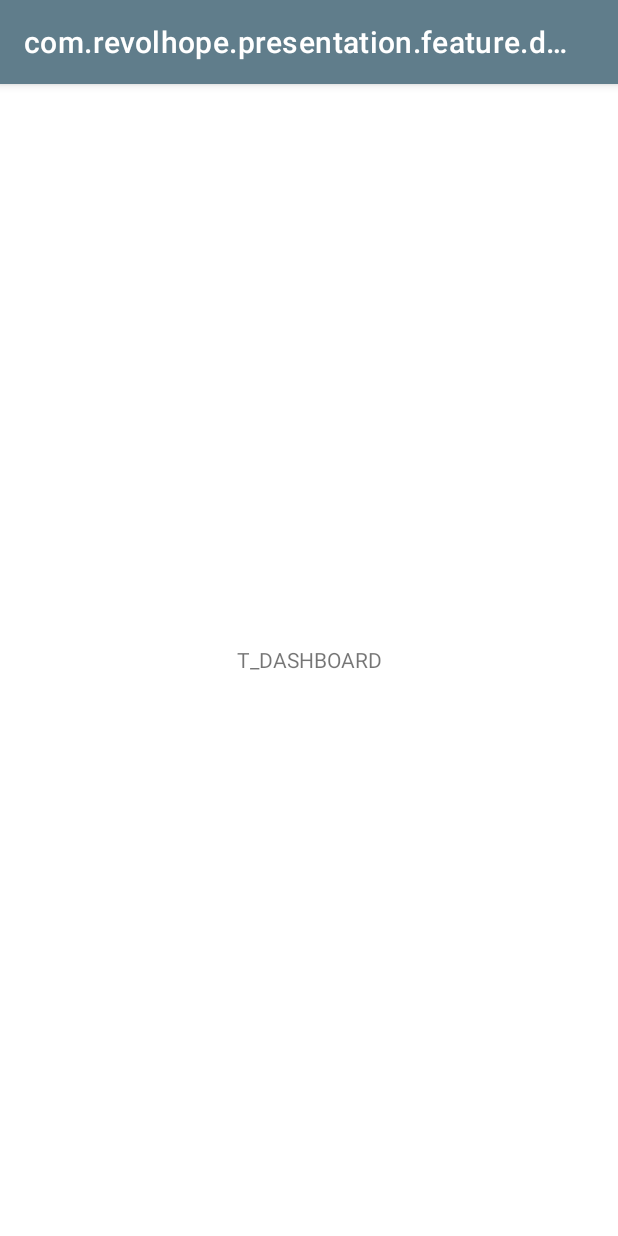
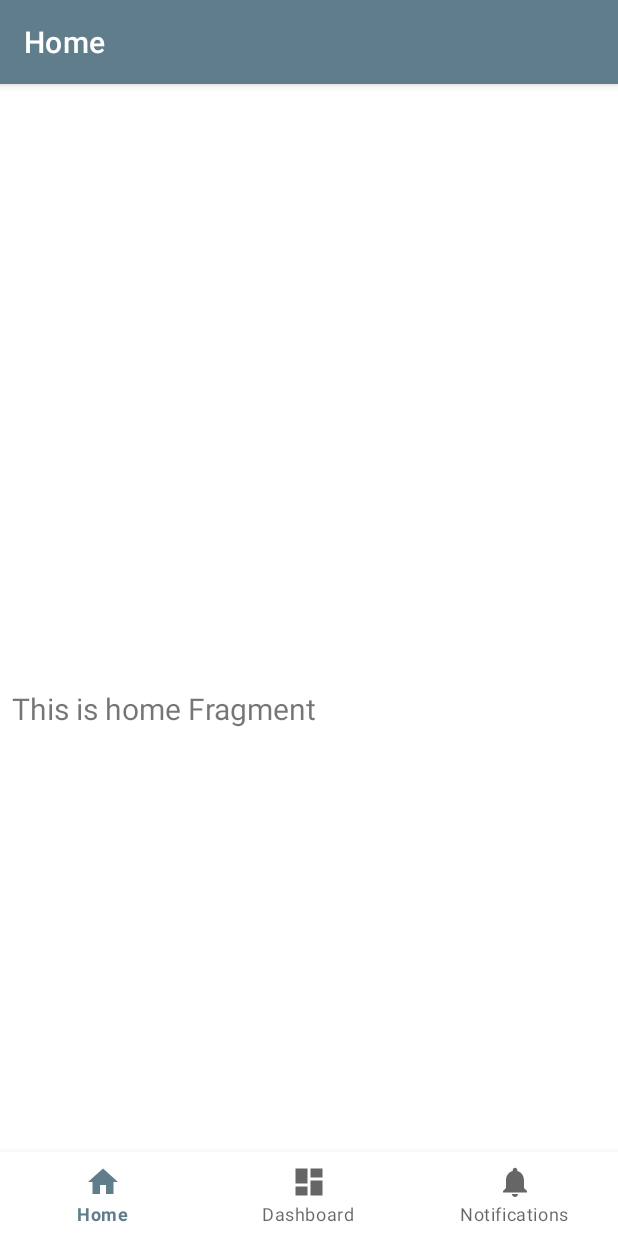
Before and after one commit to sergiplanestor/Grosery, an Android app: the DashboardActivity screen opened directly, with no data from a screen before it, on a phone screen of 412 x 824 dp. Run offline under Robolectric (Android 15) with nearby library versions, the phone set to English and light mode, and no system bars; our stand-ins replace Dagger/Hilt's generated code, navigation-ui.

Commit message:
toast updated + button timeout action fixed + added default error

```diff
--- a/presentation/src/main/java/com/revolhope/presentation/feature/dashboard/DashboardActivity.kt
+++ b/presentation/src/main/java/com/revolhope/presentation/feature/dashboard/DashboardActivity.kt
@@ -4,6 +4,12 @@ import android.content.Intent
 import android.view.View
 import androidx.activity.viewModels
 import androidx.core.os.bundleOf
+import androidx.navigation.findNavController
+import androidx.navigation.ui.AppBarConfiguration
+import androidx.navigation.ui.setupActionBarWithNavController
+import androidx.navigation.ui.setupWithNavController
+import com.google.android.material.bottomnavigation.BottomNavigationView
+import com.revolhope.presentation.R
 import com.revolhope.presentation.databinding.ActivityDashboardBinding
 import com.revolhope.presentation.library.base.BaseActivity
 import dagger.hilt.android.AndroidEntryPoint
@@ -33,4 +39,22 @@ class DashboardActivity : BaseActivity() {
             binding = it
             it.root
         }
+
+    override fun bindViews() {
+        super.bindViews()
+        //val navView: BottomNavigationView = findViewById(R.id.nav_view)
+
+        val navController = findNavController(R.id.nav_host_fragment)
+        setupActionBarWithNavController(
+            navController = navController,
+            configuration = AppBarConfiguration(
+                setOf(
+                    R.id.navigation_home,
+                    R.id.navigation_dashboard,
+                    R.id.navigation_notifications
+                )
+            )
+        )
+        binding.navView.setupWithNavController(navController)
+    }
 }
--- a/presentation/src/main/java/com/revolhope/presentation/feature/register/RegisterActivity.kt
+++ b/presentation/src/main/java/com/revolhope/presentation/feature/register/RegisterActivity.kt
@@ -66,12 +66,13 @@ class RegisterActivity : BaseActivity() {
         with(binding.formButtonSubmit) {
             text = getString(R.string.register)
             onSubmit = ::onSubmitForm
-            onTimeoutReached = { onErrorReceived("T_FIXME: DEFAULT ERROR") }
+            onTimeoutReached = { onErrorReceived(/* default error */) }
         }
         binding.buttonLogin.setOnClickListener { onBackPressed() }
     }
 
     override fun initObservers() {
+        observe(viewModel.errorLiveData, ::onErrorReceived)
         observe(viewModel.onRegisterResultLiveData, ::onRegisterResult)
     }
 
@@ -92,8 +93,9 @@ class RegisterActivity : BaseActivity() {
         binding.formButtonSubmit.state = FormSubmitButton.State.IDLE
         if (isSuccess) {
             DashboardActivity.start(this)
+            finish()
         } else {
-            onErrorReceived("T_FIXME: DEFAULT ERROR")
+            onErrorReceived(/* default error */)
         }
     }
 }
--- a/presentation/src/main/java/com/revolhope/presentation/feature/register/RegisterViewModel.kt
+++ b/presentation/src/main/java/com/revolhope/presentation/feature/register/RegisterViewModel.kt
@@ -26,7 +26,6 @@ class RegisterViewModel @Inject constructor(
         pwd: String,
         isRememberMe: Boolean
     ) {
-        if (email.isBlank() || pwd.isBlank()) _errorLiveData.value = "T_FIXME: DEFAULT ERROR"
         launchAsync(
             asyncTask = {
                 val model = UserModel(
--- a/presentation/src/main/java/com/revolhope/presentation/feature/splash/SplashActivity.kt
+++ b/presentation/src/main/java/com/revolhope/presentation/feature/splash/SplashActivity.kt
@@ -50,6 +50,7 @@ class SplashActivity : BaseActivity() {
 
     override fun initObservers() {
         super.initObservers()
+        observe(viewModel.errorLiveData, ::onErrorReceived)
         observe(viewModel.redirectToLoginLiveData, ::navigateToLogin)
         observe(viewModel.onLoginResponseLiveData, ::onLoginResponse)
     }
@@ -64,7 +65,7 @@ class SplashActivity : BaseActivity() {
             DashboardActivity.start(this)
             finish()
         } else {
-            onErrorReceived("T_FIXME: DEFAULT ERROR")
+            onErrorReceived(/* default error */)
         }
     }
 
--- a/presentation/src/main/java/com/revolhope/presentation/library/base/BaseActivity.kt
+++ b/presentation/src/main/java/com/revolhope/presentation/library/base/BaseActivity.kt
@@ -5,7 +5,6 @@ import android.os.Bundle
 import android.view.View
 import androidx.appcompat.app.AppCompatActivity
 import com.revolhope.presentation.R
-import com.revolhope.presentation.library.component.loader.LoaderView
 import com.revolhope.presentation.library.component.snackbar.SnackBar
 import com.revolhope.presentation.library.component.snackbar.model.SnackBarModel
 
@@ -39,8 +38,8 @@ abstract class BaseActivity : AppCompatActivity() {
         // Nothing to do here
     }
 
-    protected fun onErrorReceived(error: String) {
-        SnackBar.show(root, SnackBarModel.Error(error))
+    protected open fun onErrorReceived(error: String? = null) {
+        SnackBar.show(root, SnackBarModel.Error(message = error ?: getString(R.string.error_default)))
     }
 
     /*protected fun onLoaderVisibilityChanges(show: Boolean) {
--- a/presentation/src/main/java/com/revolhope/presentation/library/base/BaseViewModel.kt
+++ b/presentation/src/main/java/com/revolhope/presentation/library/base/BaseViewModel.kt
@@ -1,5 +1,6 @@
 package com.revolhope.presentation.library.base
 
+import androidx.lifecycle.LiveData
 import androidx.lifecycle.MutableLiveData
 import androidx.lifecycle.ViewModel
 import com.revolhope.domain.common.model.State
@@ -13,6 +14,10 @@ abstract class BaseViewModel : ViewModel(), CoroutineScope {
     private val job = Job()
 
     protected val _errorLiveData = MutableLiveData<String>()
+    val errorLiveData: LiveData<String> get() = _errorLiveData
+
+    protected val _errorResLiveData = MutableLiveData<Int>()
+    val errorResLiveData: LiveData<Int> get() = _errorResLiveData
 
     override val coroutineContext: CoroutineContext
         get() = Dispatchers.Main + job
--- a/presentation/src/main/res/layout/activity_dashboard.xml
+++ b/presentation/src/main/res/layout/activity_dashboard.xml
@@ -1,12 +1,33 @@
 <?xml version="1.0" encoding="utf-8"?>
-<androidx.constraintlayout.widget.ConstraintLayout
-    xmlns:android="http://schemas.android.com/apk/res/android" android:layout_width="match_parent"
-    android:layout_height="match_parent">
+<androidx.constraintlayout.widget.ConstraintLayout xmlns:android="http://schemas.android.com/apk/res/android"
+    xmlns:app="http://schemas.android.com/apk/res-auto"
+    android:id="@+id/container"
+    android:layout_width="match_parent"
+    android:layout_height="match_parent"
+    android:paddingTop="?attr/actionBarSize">
 
-    <TextView
+    <com.google.android.material.bottomnavigation.BottomNavigationView
+        android:id="@+id/nav_view"
+        android:layout_width="0dp"
+        android:layout_height="wrap_content"
+        android:layout_marginStart="0dp"
+        android:layout_marginEnd="0dp"
+        android:background="?android:attr/windowBackground"
+        app:layout_constraintBottom_toBottomOf="parent"
+        app:layout_constraintLeft_toLeftOf="parent"
+        app:layout_constraintRight_toRightOf="parent"
+        app:menu="@menu/bottom_nav_menu" />
+
+    <fragment
+        android:id="@+id/nav_host_fragment"
+        android:name="androidx.navigation.fragment.NavHostFragment"
         android:layout_width="match_parent"
         android:layout_height="match_parent"
-        android:gravity="center"
-        android:text="T_DASHBOARD" />
+        app:defaultNavHost="true"
+        app:layout_constraintBottom_toTopOf="@id/nav_view"
+        app:layout_constraintLeft_toLeftOf="parent"
+        app:layout_constraintRight_toRightOf="parent"
+        app:layout_constraintTop_toTopOf="parent"
+        app:navGraph="@navigation/mobile_navigation" />
 
 </androidx.constraintlayout.widget.ConstraintLayout>
--- a/presentation/src/main/res/values-night/colors.xml
+++ b/presentation/src/main/res/values-night/colors.xml
@@ -11,6 +11,7 @@
     <color name="secondaryDarkColor">#7f0000</color>
     <!-- Text color -->
     <color name="primaryTextColor">@color/white</color>
+    <color name="primaryTextColorOpacity70">@color/white_opacity_70</color>
     <color name="secondaryTextColor">@color/blue_gray_200</color>
 
 </resources>
--- a/presentation/src/main/res/values/colors.xml
+++ b/presentation/src/main/res/values/colors.xml
@@ -18,7 +18,9 @@
     <color name="gray_900">#212121</color>
 
     <color name="black">#FF000000</color>
+    <color name="black_opacity_70">#B3000000</color>
     <color name="white">#FFFFFFFF</color>
+    <color name="white_opacity_70">#B3FFFFFF</color>
 
     <!-- Default theme colors -->
     <!-- Primary -->
@@ -31,6 +33,7 @@
     <color name="secondaryDarkColor">@color/red_dark</color>
     <!-- Text color -->
     <color name="primaryTextColor">@color/black</color>
+    <color name="primaryTextColorOpacity70">@color/black_opacity_70</color>
     <color name="secondaryTextColor">@color/white</color>
 
 </resources>
--- a/presentation/src/main/res/values/strings.xml
+++ b/presentation/src/main/res/values/strings.xml
@@ -11,6 +11,12 @@
     <string name="remember_me">Remember me</string>
     <string name="no_account_yet">You don\'t have an account yet.\n<b>Register here</b></string>
     <string name="already_have_account">Do you have already an account?\n<b>Log in here</b></string>
+
+    <!-- errors -->
+    <string name="error_login"><b>There was an error while doing log in</b>. Check the given credentials please.</string>
+    <string name="error_default"><b>Ouch!</b> Seems that something went wrong.\nTry again later please.</string>
+
+    <!-- forms -->
     <string name="form_help_password_pattern">Minimum 8 characters including lower case, upper case and a number</string>
     <string name="form_error_field_required">Mandatory field</string>
     <string name="form_error_field_password_pattern">Password does not accomplish security requirements</string>
```
Also changed, not shown: presentation/src/main/java/com/revolhope/presentation/MainActivity.kt (deleted, +0 -31 lines), presentation/src/main/java/com/revolhope/presentation/feature/login/LoginActivity.kt (+9 -2 lines), presentation/src/main/java/com/revolhope/presentation/library/component/form/view/FormSubmitButton.kt (+24 -10 lines), presentation/src/main/res/layout/activity_main.xml (deleted, +0 -33 lines), presentation/src/main/res/layout/component_snackbar_view.xml (+10 -8 lines), presentation/src/main/res/values/dimens.xml (+10 -0 lines).
